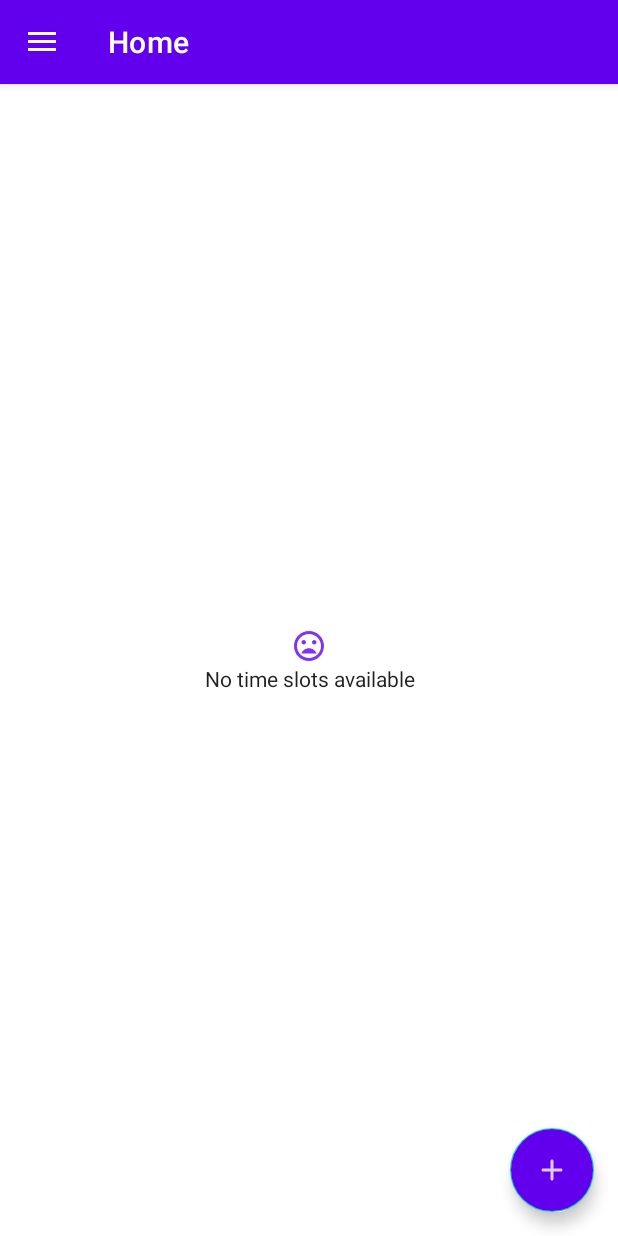
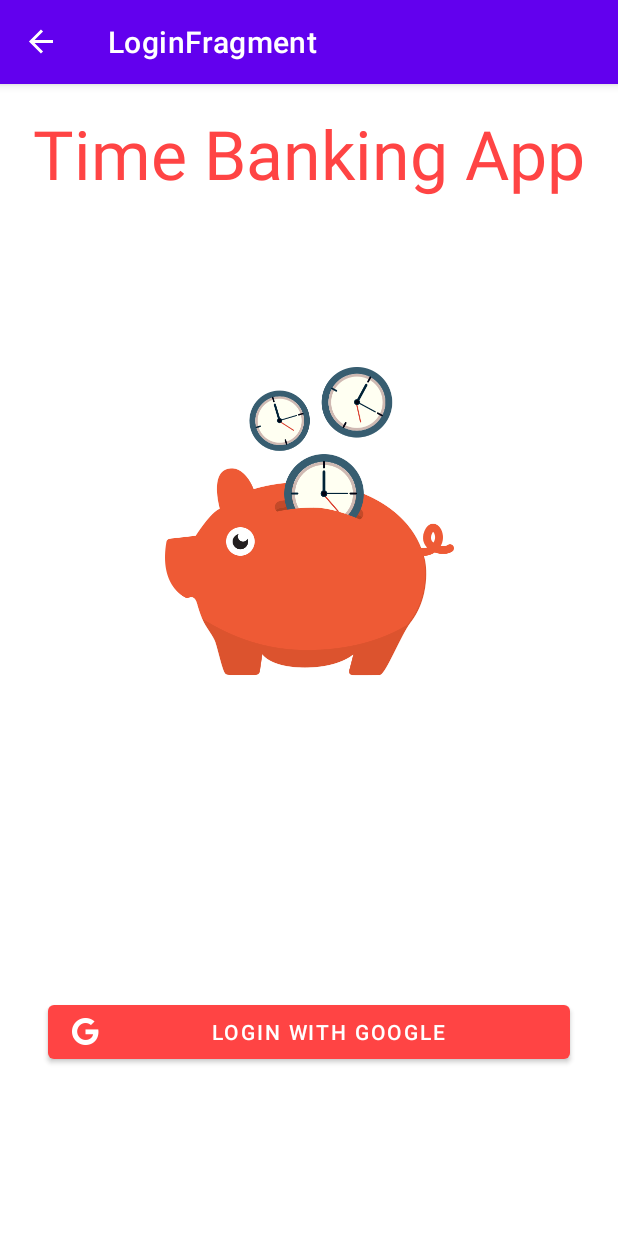
Before and after one commit to Banouie/G30Lab2MobileDev, an Android app: the screen it shows after launch (MainActivity), on a phone screen of 412 x 824 dp. Run offline under Robolectric (Android 15) with nearby library versions, the light colour scheme and no system bars; our stand-ins replace Firebase (no records; nobody signed in at launch, a user with empty details on screens opened directly), navigation-ui.

Commit message:
Login with Google Account implemented

```diff
--- a/app/src/main/java/com/g30lab3/app/ui/Login/LoginFragment.kt
+++ b/app/src/main/java/com/g30lab3/app/ui/Login/LoginFragment.kt
@@ -1,12 +1,123 @@
 package com.g30lab3.app.ui.Login
 
+import android.content.Intent
+import android.content.IntentSender
 import android.os.Bundle
+import android.util.Log
 import androidx.fragment.app.Fragment
 import android.view.LayoutInflater
 import android.view.View
 import android.view.ViewGroup
+import android.widget.Button
+import androidx.navigation.fragment.findNavController
 import com.g30lab3.app.R
+import com.google.android.gms.auth.api.identity.BeginSignInRequest
+import com.google.android.gms.auth.api.identity.Identity
+import com.google.android.gms.auth.api.identity.SignInClient
+import com.google.android.gms.common.api.ApiException
+import com.google.android.material.button.MaterialButton
+import com.google.android.material.snackbar.Snackbar
+import com.google.firebase.auth.FirebaseAuth
+import com.google.firebase.auth.GoogleAuthProvider
+import com.google.firebase.auth.ktx.auth
+import com.google.firebase.ktx.Firebase
 
 class LoginFragment : Fragment(R.layout.fragment_login) {
 
+    private lateinit var oneTapClient: SignInClient
+    private lateinit var signInRequest: BeginSignInRequest
+    private lateinit var auth: FirebaseAuth
+
+    private val REQ_ONE_TAP = 2
+
+    override fun onViewCreated(view: View, savedInstanceState: Bundle?) {
+        super.onCreate(savedInstanceState)
+
+        // Initialize Firebase Auth
+        auth = Firebase.auth
+
+        oneTapClient = Identity.getSignInClient(requireActivity())
+        var signInRequest = BeginSignInRequest.builder()
+            .setGoogleIdTokenRequestOptions(
+                BeginSignInRequest.GoogleIdTokenRequestOptions.builder()
+                    .setSupported(true)
+                    // Your server's client ID, not your Android client ID.
+                    .setServerClientId("337309619753-jb3dupcelec6ps33ssjb4f5ns7rr6aj1.apps.googleusercontent.com")
+                    // Only show accounts previously used to sign in.
+                    .setFilterByAuthorizedAccounts(true)
+                    .build()
+            )
+            .build()
+
+
+        var loginBtn: MaterialButton = view.findViewById(R.id.login_btn)
+        loginBtn.setOnClickListener {
+            oneTapClient.beginSignIn(signInRequest)
+                .addOnSuccessListener(requireActivity()) { result ->
+                    try {
+                        startIntentSenderForResult(
+                            result.pendingIntent.intentSender, REQ_ONE_TAP,
+                            null, 0, 0, 0, null
+                        )
+                    } catch (e: IntentSender.SendIntentException) {
+                        Log.e("LOGIN", "Couldn't start One Tap UI: ${e.localizedMessage}")
+                    }
+                }
+                .addOnFailureListener(requireActivity()) { e ->
+                    // No saved credentials found. Launch the One Tap sign-up flow, or
+                    // do nothing and continue presenting the signed-out UI.
+                    Log.d("LOGINFAILURE", e.localizedMessage)
+                }
+
+        }
+    }
+
+    override fun onActivityResult(requestCode: Int, resultCode: Int, data: Intent?) {
+        super.onActivityResult(requestCode, resultCode, data)
+        when (requestCode) {
+            REQ_ONE_TAP -> {
+                try {
+                    val credential = oneTapClient.getSignInCredentialFromIntent(data)
+                    val idToken = credential.googleIdToken
+                    when {
+                        idToken != null -> {
+                            // Got an ID token from Google. Use it to authenticate
+                            // with Firebase.
+                            Log.d("IDTOKEN", "Got ID token.")
+                            // Got an ID token from Google. Use it to authenticate
+                            // with Firebase.
+                            val firebaseCredential = GoogleAuthProvider.getCredential(idToken, null)
+                            auth.signInWithCredential(firebaseCredential)
+                                .addOnCompleteListener(requireActivity()) { task ->
+                                    if (task.isSuccessful) {
+                                        // Sign in success, update UI with the signed-in user's information
+                                        Log.d("FIREBASESIGNIN", "signInWithCredential:success")
+                                        val user = auth.currentUser
+                                        if(user!=null){
+                                            Log.d("USERINFO",user.uid)
+                                            findNavController().navigate(R.id.action_loginFragment_to_nav_home)
+                                            //updateUI(user)
+                                        }
+
+                                    } else {
+                                        // If sign in fails, display a message to the user.
+                                        Log.w("FIREBASESIGNIN", "signInWithCredential:failure", task.exception)
+                                        //updateUI(null)
+                                    }
+
+                                }
+                        }
+                        else -> {
+                            // Shouldn't happen.
+                            Log.d("IDTOKEN", "No ID token!")
+                        }
+                    }
+                } catch (e: ApiException) {
+                    // ...
+                }
+            }
+
+        }
+
+    }
 }
--- a/app/src/main/res/layout/fragment_login.xml
+++ b/app/src/main/res/layout/fragment_login.xml
@@ -8,7 +8,7 @@
     <androidx.constraintlayout.widget.ConstraintLayout
         android:layout_width="match_parent"
         android:layout_height="0dp"
-        android:layout_weight="2">
+        android:layout_weight="3">
 
         <com.google.android.material.textview.MaterialTextView
             android:id="@+id/materialTextView"
@@ -39,7 +39,7 @@
     <androidx.constraintlayout.widget.ConstraintLayout
         android:layout_width="match_parent"
         android:layout_height="0dp"
-        android:layout_weight="2"
+        android:layout_weight="1"
         android:orientation="vertical">
 
 
--- a/app/src/main/res/navigation/mobile_navigation.xml
+++ b/app/src/main/res/navigation/mobile_navigation.xml
@@ -3,7 +3,7 @@
     xmlns:app="http://schemas.android.com/apk/res-auto"
     xmlns:tools="http://schemas.android.com/tools"
     android:id="@+id/mobile_navigation"
-    app:startDestination="@id/nav_home">
+    app:startDestination="@id/loginFragment">
 
     <fragment
         android:id="@+id/nav_home"
@@ -63,5 +63,13 @@
             android:id="@+id/action_nav_timeSlotEditFragment_to_nav_home"
             app:destination="@id/nav_home" />
     </fragment>
+    <fragment
+        android:id="@+id/loginFragment"
+        android:name="com.g30lab3.app.ui.Login.LoginFragment"
+        android:label="LoginFragment" >
+        <action
+            android:id="@+id/action_loginFragment_to_nav_home"
+            app:destination="@id/nav_home" />
+    </fragment>
 
 </navigation>
```
Also changed, not shown: app/build.gradle (+5 -5 lines).
